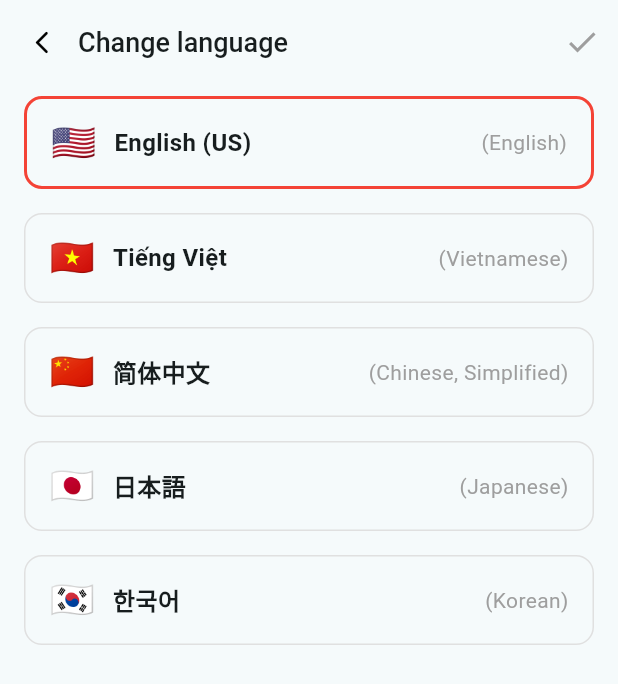
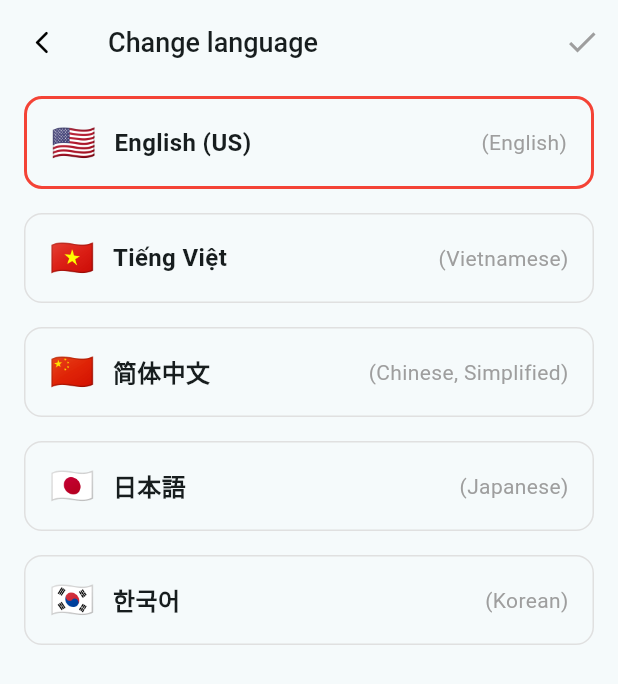
Before and after one commit to Vunghiak3/CancerApp, a Flutter app: the ChangeLanguagePage screen opened directly, on a phone screen of 412 x 824 dp. Shown: the top 684 px of the screen. Run offline on Flutter 3.47's test engine with Material 3 defaults, Android fonts, the phone set to English and light mode, and no system bars; our stand-ins replace image_picker; generated files the repository leaves out were written again.

```diff
--- a/lib/ui/changelanguage/changelanguage.dart
+++ b/lib/ui/changelanguage/changelanguage.dart
@@ -1,6 +1,5 @@
 import 'package:flutter/material.dart';
 import 'package:testfile/main.dart';
-import 'package:testfile/ui/welcompage/welcome.dart';
 import 'package:flutter_gen/gen_l10n/app_localizations.dart';
 
 class ChangeLanguagePage extends StatefulWidget {
@@ -14,7 +13,7 @@ class _ChangeLanguagePageState extends State<ChangeLanguagePage> {
   int _selectedIndex = 0;
   Locale? _currentLocale;
 
-  final List<Map<String, dynamic>> _languages = [
+  static const List<Map<String, dynamic>> _languages = [
     {"flag": "🇺🇸", "name": "English (US)", "sub": "(English)", "locale": Locale('en')},
     {"flag": "🇻🇳", "name": "Tiếng Việt", "sub": "(Vietnamese)", "locale": Locale('vi')},
     {"flag": "🇨🇳", "name": "简体中文", "sub": "(Chinese, Simplified)", "locale": Locale('zh')},
@@ -23,94 +22,72 @@ class _ChangeLanguagePageState extends State<ChangeLanguagePage> {
   ];
 
   @override
-  void didChangeDependencies() {
-    super.didChangeDependencies();
-    // Lấy Locale hiện tại
+  void initState() {
+    super.initState();
+    WidgetsBinding.instance.addPostFrameCallback((_) {
       _currentLocale = Localizations.localeOf(context);
+      _selectedIndex = _languages.indexWhere((lang) => lang["locale"].languageCode == _currentLocale?.languageCode);
+      if (_selectedIndex == -1) _selectedIndex = 0; // Mặc định nếu không tìm thấy
+      setState(() {});
+    });
+  }
 
-    // Tìm chỉ số của ngôn ngữ hiện tại trong danh sách _languages
-    for (int i = 0; i < _languages.length; i++) {
-      if (_languages[i]["locale"].languageCode == _currentLocale!.languageCode) {
-        _selectedIndex = i;
-        break;
-      }
+  void _changeLanguage() {
+    final selectedLocale = _languages[_selectedIndex]["locale"] as Locale;
+    if (selectedLocale != _currentLocale) {
+      CancerApp.setLocale(context, selectedLocale);
+      Navigator.pop(context);
     }
   }
 
-
-
-  @override
-  Widget build(BuildContext context) {
-    return Scaffold(
-      appBar: AppBar(
-        centerTitle: false,
-        title: Transform.translate(
-          offset: Offset(-20, 0),
-          child: Text(
-            AppLocalizations.of(context)!.changeLanguage,
-            style: TextStyle(
-              fontWeight: FontWeight.w500,
-              fontSize: 18
-            ),
-          ),
-        ),
+  PreferredSizeWidget _buildAppBar() {
+    final isChanged = _languages[_selectedIndex]["locale"] != _currentLocale;
+    return AppBar(
+      title: Text(AppLocalizations.of(context)!.changeLanguage, style: const TextStyle(fontSize: 18, fontWeight: FontWeight.w500)),
       leading: IconButton(
-            onPressed: (){Navigator.pop(context);},
-            icon: Icon(Icons.arrow_back_ios_new_rounded, color: Colors.black, size: 18,)
+        icon: const Icon(Icons.arrow_back_ios_new_rounded, size: 18, color: Colors.black),
+        onPressed: () => Navigator.pop(context),
       ),
       actions: [
         IconButton(
-            icon: Icon(Icons.check, color: _selectedIndex != -1 &&
-                _languages[_selectedIndex]["locale"] != _currentLocale
-                ? Colors.red
-                : Colors.grey),
-            onPressed: _selectedIndex != -1 &&
-                _languages[_selectedIndex]["locale"] != _currentLocale
-                ? () {
-              Locale selectedLocale = _languages[_selectedIndex]["locale"];
-              CancerApp.setLocale(context, selectedLocale);
-              Navigator.pop(context);
-            }
-                : null, // Disable khi không chọn ngôn ngữ hoặc chọn trùng với ngôn ngữ hiện tại
+          icon: Icon(Icons.check, color: isChanged ? Colors.red : Colors.grey),
+          onPressed: isChanged ? _changeLanguage : null,
         ),
       ],
-      ),
-      body: ListView.builder(
-          itemCount: _languages.length,
-          itemBuilder: (context, index){
-            bool isSelected = index == _selectedIndex;
+    );
+  }
+
+  Widget _buildLanguageItem(int index) {
+    final lang = _languages[index];
+    final isSelected = index == _selectedIndex;
     return GestureDetector(
-              onTap: (){
-                setState(() {
-                  _selectedIndex = index;
-                });
-              },
+      onTap: () => setState(() => _selectedIndex = index),
       child: Container(
         margin: const EdgeInsets.symmetric(horizontal: 16, vertical: 8),
         padding: const EdgeInsets.symmetric(vertical: 12, horizontal: 16),
         decoration: BoxDecoration(
           borderRadius: BorderRadius.circular(12),
-                  border: Border.all(
-                    color: isSelected ? Colors.red : Colors.grey.shade300,
-                    width: isSelected ? 2 : 1,
-                  ),
+          border: Border.all(color: isSelected ? Colors.red : Colors.grey.shade300, width: isSelected ? 2 : 1),
         ),
         child: Row(
           children: [
-                    Text(_languages[index]["flag"]!, style: const TextStyle(fontSize: 24)),
+            Text(lang["flag"]!, style: const TextStyle(fontSize: 24)),
             const SizedBox(width: 12),
-                    Expanded(
-                      child: Text(
-                        _languages[index]["name"]!,
-                        style: const TextStyle(fontSize: 16, fontWeight: FontWeight.bold),
-                      ),
-                    ),
-                    Text(_languages[index]["sub"]!, style: TextStyle(color: Colors.grey)),
+            Expanded(child: Text(lang["name"]!, style: const TextStyle(fontSize: 16, fontWeight: FontWeight.bold))),
+            Text(lang["sub"]!, style: const TextStyle(color: Colors.grey)),
           ],
         ),
       ),
     );
   }
+
+  @override
+  Widget build(BuildContext context) {
+    return Scaffold(
+      appBar: _buildAppBar(),
+      body: ListView.builder(
+        itemCount: _languages.length,
+        itemBuilder: (context, index) => _buildLanguageItem(index),
       ),
     );
   }
```
Also changed, not shown: lib/main.dart (+2 -22 lines), lib/ui/login/login.dart (+60 -62 lines), lib/ui/profile/profile.dart (+59 -59 lines), lib/ui/register/register.dart (+8 -13 lines). Lines whose indentation alone changed are shown as unchanged.
